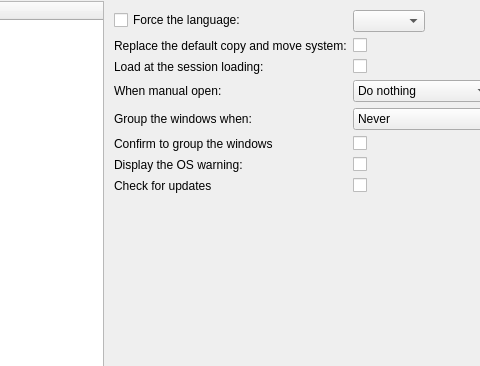
Before: the Qt Designer form OptionDialog.ui in alphaonex86/Ultracopier, drawn with Qt 5; both pictures show x 97 to 577 and y 0 to 366 of the 779 by 455 pixel window.
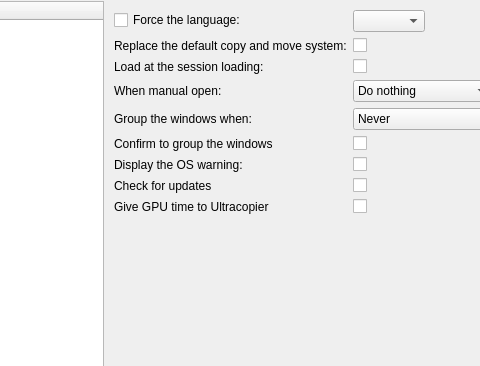
After: the same form once the commit is applied. Icons and pictures are not drawn.

Diff of the .ui file:
```diff
--- a/OptionDialog.ui
+++ b/OptionDialog.ui
@@ -246,6 +246,16 @@
              </property>
             </widget>
            </item>
+           <item row="8" column="1">
+            <widget class="QCheckBox" name="giveGPUTime"/>
+           </item>
+           <item row="8" column="0">
+            <widget class="QLabel" name="label_10">
+             <property name="text">
+              <string>Give GPU time to Ultracopier</string>
+             </property>
+            </widget>
+           </item>
           </layout>
          </item>
          <item>
```
